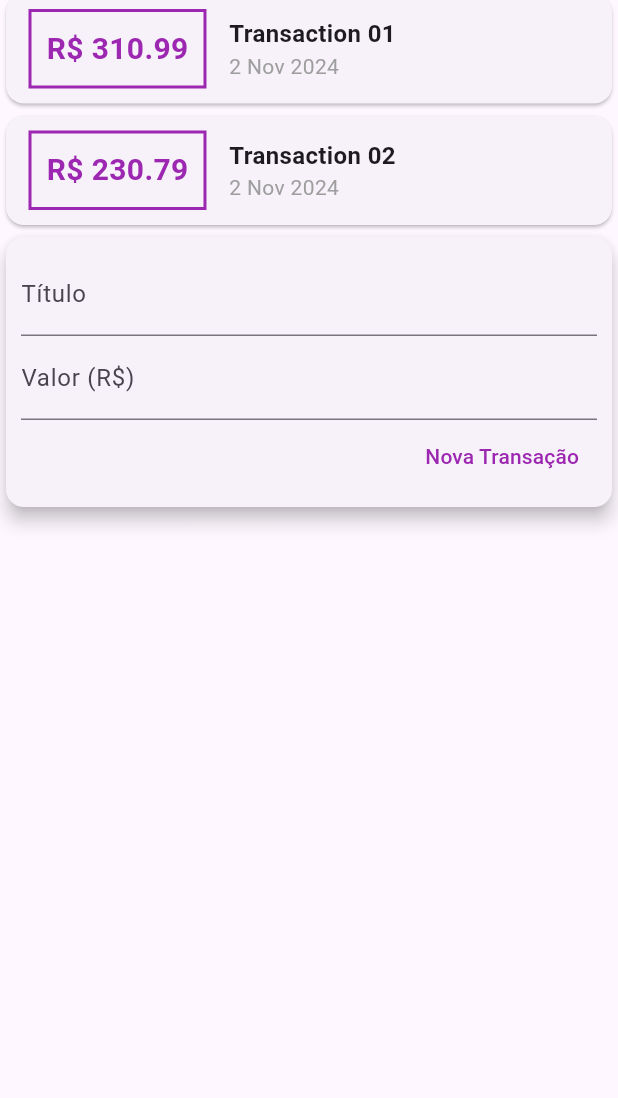
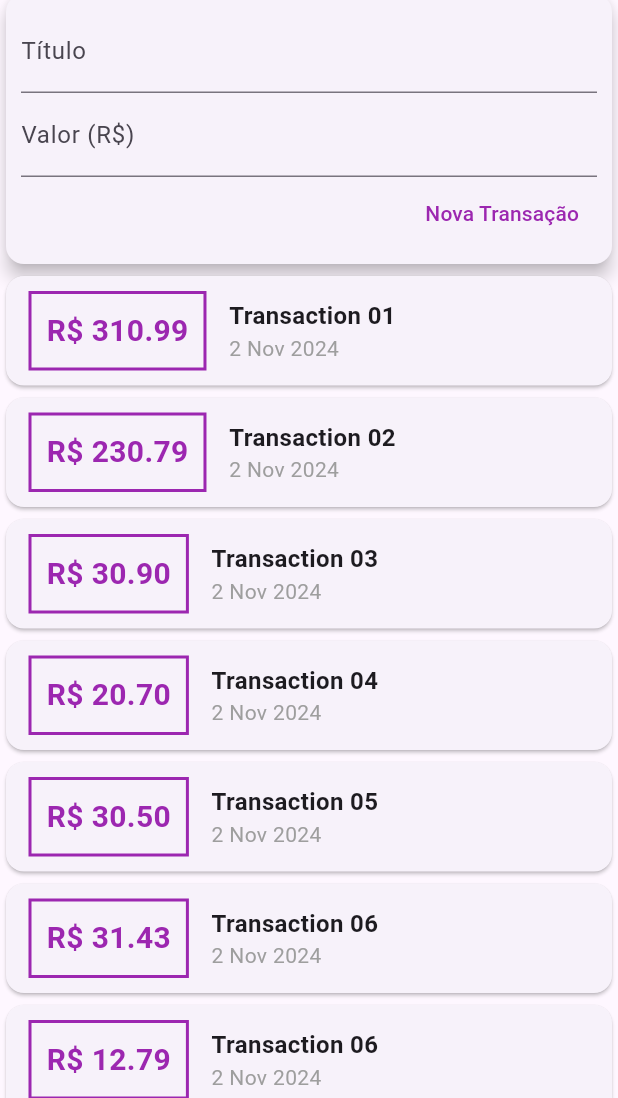
Before and after one commit to eskokado/expenses, a Flutter app: the screen it shows after launch, on a phone screen of 412 x 824 dp, the part 138-1236 px from its top. Run offline on Flutter 3.47's test engine with Material 3 defaults, Android fonts, the phone set to English and light mode, and no system bars.

Commit message:
feat(user): add transaction into list

```diff
--- a/lib/components/transaction_user.dart
+++ b/lib/components/transaction_user.dart
@@ -26,6 +26,42 @@ class _TransactionUserState extends State<TransactionUser> {
         title: 'Transaction 02',
         value: 230.79,
         date: DateTime.now()
+    ),
+    Transaction(
+        id: 't3',
+        title: 'Transaction 03',
+        value: 30.9,
+        date: DateTime.now()
+    ),
+    Transaction(
+        id: 't4',
+        title: 'Transaction 04',
+        value: 20.7,
+        date: DateTime.now()
+    ),
+    Transaction(
+        id: 't5',
+        title: 'Transaction 05',
+        value: 30.5,
+        date: DateTime.now()
+    ),
+    Transaction(
+        id: 't6',
+        title: 'Transaction 06',
+        value: 31.43,
+        date: DateTime.now()
+    ),
+    Transaction(
+        id: 't6',
+        title: 'Transaction 06',
+        value: 12.79,
+        date: DateTime.now()
+    ),
+    Transaction(
+        id: 't8',
+        title: 'Transaction 08',
+        value: 65.34,
+        date: DateTime.now()
     )
   ];
 
@@ -46,8 +82,8 @@ class _TransactionUserState extends State<TransactionUser> {
   Widget build(BuildContext context) {
     return Column(
       children: [
+        TransactionForm(onSubmit: _addTransaction,),
         TransactionList(transactions: _transactions),
-        TransactionForm(onSubmit: _addTransaction,),
       ]
     );
   }
```
